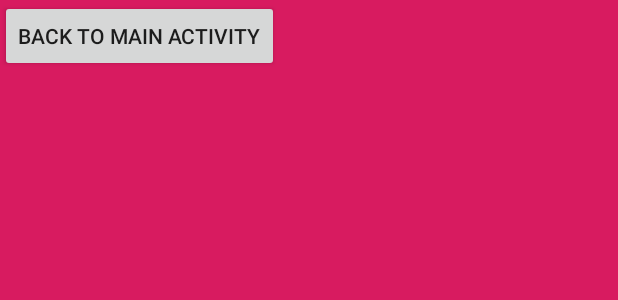
After one commit to TMcDonald98/MultipleActivitiesFunS2, an Android app: the layout activity_second.xml on its own in the app's theme, with its tools: preview values and no code run, on a phone screen of 412 x 824 dp. The commit adds this screen. Shown: the top 300 px of the screen. Run offline under Robolectric (Android 15) with nearby library versions, the phone set to English and light mode, and no system bars.

Commit message:
back button

```diff
--- a/app/src/main/AndroidManifest.xml
+++ b/app/src/main/AndroidManifest.xml
@@ -9,6 +9,7 @@
         android:roundIcon="@mipmap/ic_launcher_round"
         android:supportsRtl="true"
         android:theme="@style/AppTheme">
+        <activity android:name=".SecondActivity"></activity>
         <activity android:name=".MainActivity">
             <intent-filter>
                 <action android:name="android.intent.action.MAIN" />
--- /dev/null
+++ b/app/src/main/res/layout/activity_second.xml
@@ -0,0 +1,18 @@
+<?xml version="1.0" encoding="utf-8"?>
+<GridLayout
+    xmlns:android="http://schemas.android.com/apk/res/android"
+    xmlns:app="http://schemas.android.com/apk/res-auto"
+    xmlns:tools="http://schemas.android.com/tools"
+    android:layout_width="match_parent"
+    android:layout_height="match_parent"
+    android:columnCount="1"
+    android:background="@color/colorAccent"
+    tools:context=".SecondActivity">
+
+    <Button
+        android:id="@+id/backButton"
+        android:layout_width="wrap_content"
+        android:layout_height="wrap_content"
+        android:text="Back to Main Activity" />
+
+</GridLayout>
```
Also changed, not shown: app/src/main/java/com/example/multipleactivitiesfuns2/MainActivity.java (+30 -0 lines), app/src/main/java/com/example/multipleactivitiesfuns2/SecondActivity.java (added, +24 -0 lines).
